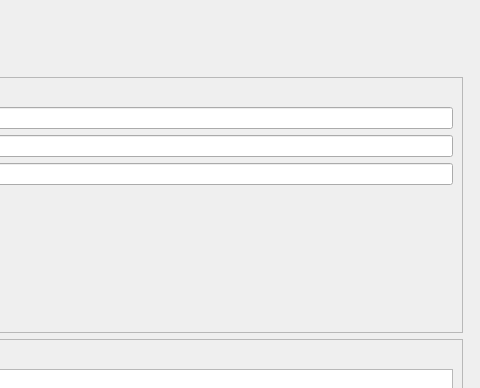
heliumchain/squorum, file src/qt/forms/receivecoinsdialog.ui: the form before one commit; both pictures show x 482 to 962 and y 0 to 388 of the 962 by 616 pixel window.
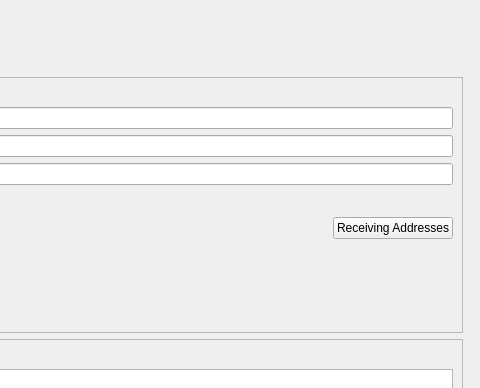
The form after the commit. Icons and pictures are not drawn. Custom widgets are drawn as their Qt base class.

Commit message: receivecoinsdialog: add button for Receiving Addresses

Diff of the .ui file:
```diff
--- a/src/qt/forms/receivecoinsdialog.ui
+++ b/src/qt/forms/receivecoinsdialog.ui
@@ -297,6 +297,20 @@
                  </property>
                 </spacer>
                </item>
+               <item>
+                <widget class="QPushButton" name="receivingAddressesButton">
+                 <property name="text">
+                  <string>Receiving Addresses</string>
+                 </property>
+                 <property name="icon">
+                  <iconset resource="../helium.qrc">
+                   <normaloff>:/icons/address-book</normaloff>:/icons/address-book</iconset>
+                 </property>
+                 <property name="autoDefault">
+                  <bool>false</bool>
+                 </property>
+                </widget>
+               </item>
               </layout>
              </item>
              <item row="9" column="2">
```
The commit also changes 2 other files.
